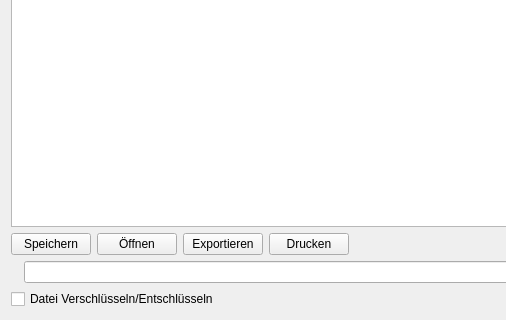
Above: mainwindow.ui from AwesomeTextEdtor/Texteditor before the change; both pictures show x 0 to 506 and y 177 to 497 of the 783 by 497 pixel window. Below: the same form after it.
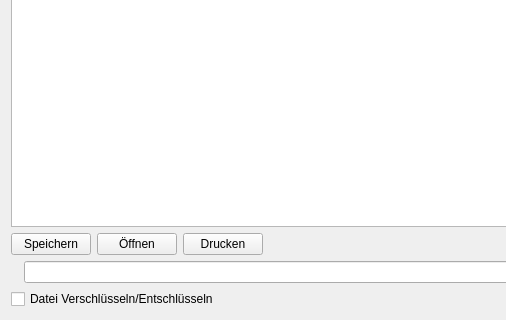
That is the form after the change. Icons and pictures are not drawn.

Diff of the .ui file:
```diff
--- a/mainwindow.ui
+++ b/mainwindow.ui
@@ -190,21 +190,14 @@
                </widget>
               </item>
               <item>
-               <widget class="QPushButton" name="pushButton_4">
+               <widget class="QPushButton" name="pushButton_6">
                 <property name="text">
-                 <string>Exportieren</string>
+                 <string>Drucken</string>
                 </property>
                </widget>
               </item>
              </layout>
             </item>
-            <item>
-             <widget class="QPushButton" name="pushButton_6">
-              <property name="text">
-               <string>Drucken</string>
-              </property>
-             </widget>
-            </item>
             <item>
              <spacer name="horizontalSpacer">
               <property name="orientation">
```
Left out of the diff: 31 changed lines with no effect on the pictures.
